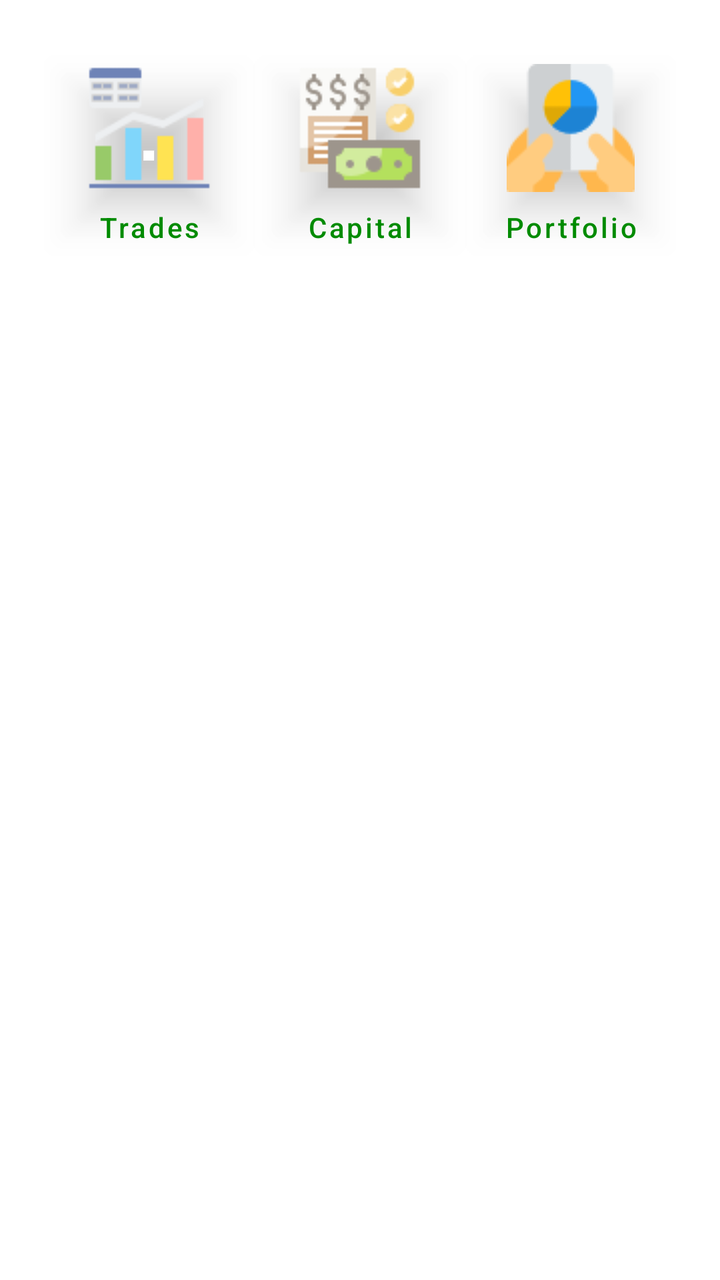
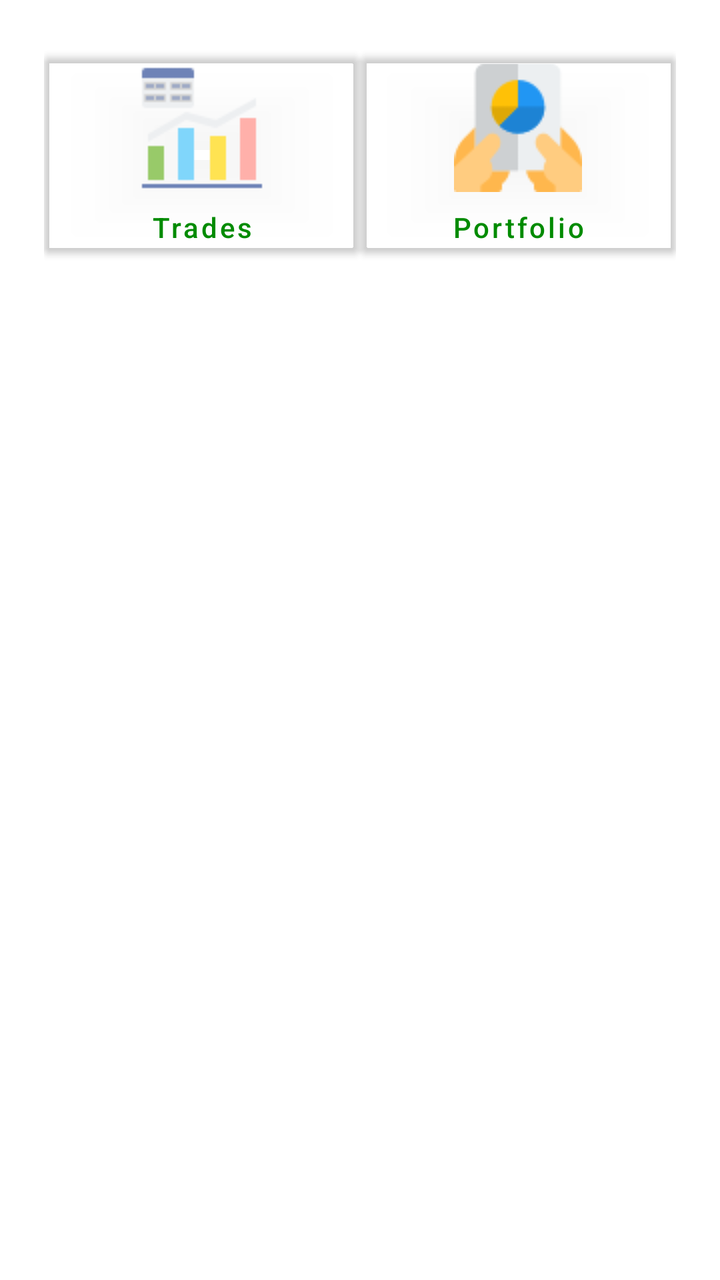

Compare the two renders of this Android layout. The source of the first and the diff that turns it into the second are given below.
<!-- AndroidManifest.xml: application theme AppTheme -->
<!-- res/layout/bottom_sheet_menu.xml -->
<?xml version="1.0" encoding="utf-8"?>
<LinearLayout xmlns:android="http://schemas.android.com/apk/res/android"
    xmlns:app="http://schemas.android.com/apk/res-auto"
    android:id="@+id/bottom_sheet"
    android:layout_width="match_parent"
    android:layout_height="wrap_content"
    android:background="#ffffff"
    android:orientation="vertical"
    android:padding="12dp"
    app:behavior_hideable="false"
    app:behavior_peekHeight="100dp">
    <LinearLayout
        android:layout_width="match_parent"
        android:layout_height="wrap_content"
        android:orientation="horizontal"
        android:weightSum="3"
        android:padding="10dp"
        >
        <com.google.android.material.button.MaterialButton
            android:drawableTop="@drawable/trades"
            android:layout_width="match_parent"
            android:layout_height="wrap_content"
            android:layout_weight="1"
            android:id="@+id/btn_trades"
            android:textAllCaps="false"
            android:text="Trades"
            android:textColor="@color/colorPrimary"
            android:backgroundTint="@android:color/transparent"
            />
        <com.google.android.material.button.MaterialButton
            android:drawableTop="@drawable/capital"
            android:layout_width="match_parent"
            android:layout_height="wrap_content"
            android:layout_weight="1"
            android:id="@+id/btn_capital"
            android:text="Capital"
            android:textColor="@color/colorPrimary"
            android:textAllCaps="false"
            android:backgroundTint="@android:color/transparent"
            />
        <com.google.android.material.button.MaterialButton
            android:drawableTop="@drawable/portfolio"
            android:layout_width="match_parent"
            android:layout_height="wrap_content"
            android:id="@+id/btn_portfolio"
            android:text="Portfolio"
            android:layout_weight="1"
            android:textAllCaps="false"
            android:textColor="@color/colorPrimary"
            android:backgroundTint="@android:color/transparent"
            />
    </LinearLayout>
</LinearLayout>
<!-- resources referenced by this layout -->
<resources>
  <color name="colorPrimary">#008b00</color>
  <!-- drawable capital: png bitmap (drawable, 2300 bytes) -->
  <!-- drawable portfolio: png bitmap (drawable, 2241 bytes) -->
  <!-- drawable trades: png bitmap (drawable, 1303 bytes) -->
  <style name="AppTheme" parent="Theme.MaterialComponents.Light">
          
          <item name="colorPrimary">@color/colorPrimary</item>
          <item name="colorPrimaryDark">@color/colorPrimaryDark</item>
          <item name="colorAccent">@color/colorAccent</item>
          <item name="statusBarBackground">@color/colorAccent</item>
          <item name="colorControlNormal">@color/colorWhite</item>
          <item name="dialogTheme">@style/AppTheme</item>
      </style>
  <color name="colorPrimaryDark">#00b248</color>
  <color name="colorAccent">#008b00</color>
  <color name="colorWhite">#ffffff</color>
</resources>

<!-- the commit's change to res/layout/bottom_sheet_menu.xml (unified diff, before → after) -->
@@ -13,7 +13,7 @@
         android:layout_width="match_parent"
         android:layout_height="wrap_content"
         android:orientation="horizontal"
-        android:weightSum="3"
+        android:weightSum="2"
         android:padding="10dp"
         >
         <com.google.android.material.button.MaterialButton
@@ -35,6 +35,7 @@
             android:id="@+id/btn_capital"
             android:text="Capital"
             android:textColor="@color/colorPrimary"
+            android:visibility="gone"
             android:textAllCaps="false"
             android:backgroundTint="@android:color/transparent"
             />
